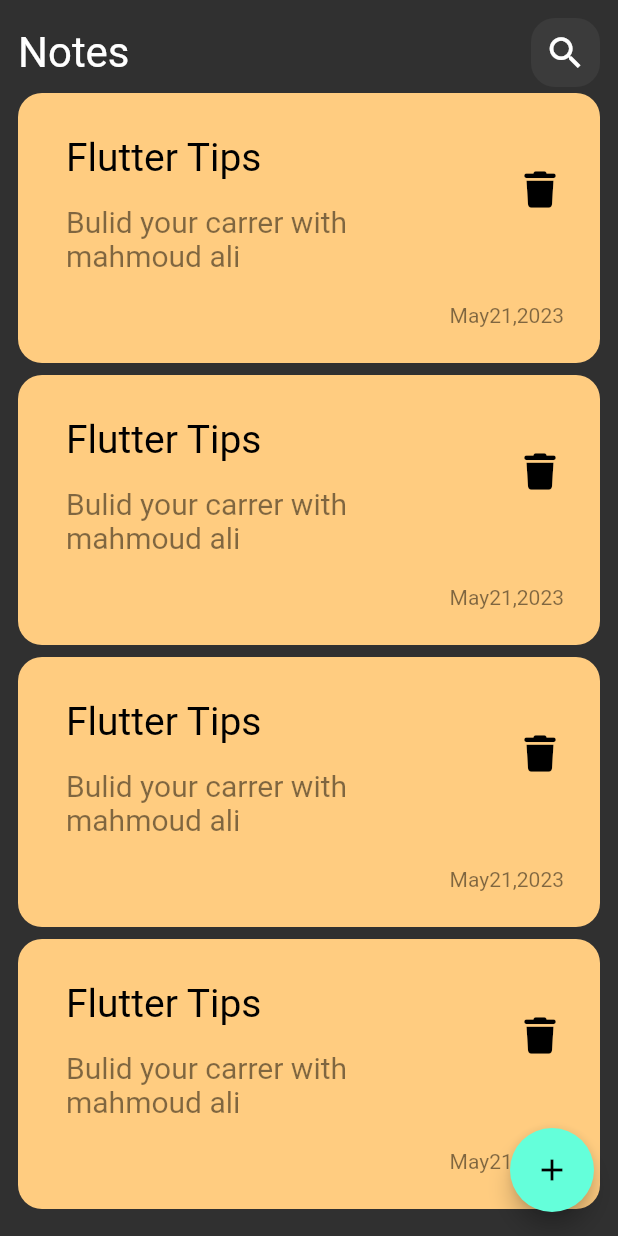
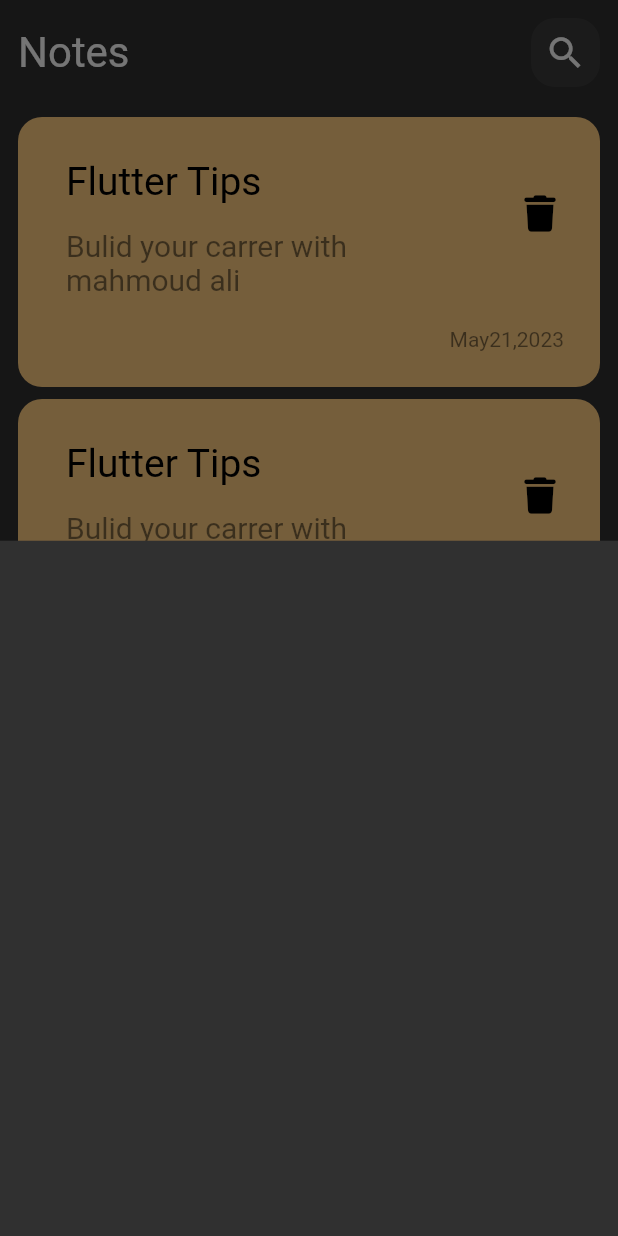
Before and after one commit to Mahmoudali55/notesApp, a Flutter app: the screen it shows after launch, after a tap on the "add" icon, on a phone screen of 412 x 824 dp. Run offline on Flutter 3.47's test engine with Material 2 defaults, Android fonts, the phone set to English and light mode, and no system bars; our stand-ins replace font_awesome_flutter; Roboto replaces fonts that are missing (Poppins).

Commit message:
showModelBottenSheet

```diff
--- a/lib/views/notes_view.dart
+++ b/lib/views/notes_view.dart
@@ -1,6 +1,7 @@
 // ignore_for_file: prefer_const_constructors
 
 import 'package:flutter/material.dart';
+import 'package:notes_app/views/widgets/addmodelBottenSheet.dart';
 import 'package:notes_app/views/widgets/notes_view_app.dart';
 
 class NotesAppView extends StatelessWidget {
@@ -10,7 +11,13 @@ class NotesAppView extends StatelessWidget {
   Widget build(BuildContext context) {
     return Scaffold(
       floatingActionButton: FloatingActionButton(
-        onPressed: () {},
+        onPressed: () {
+          showModalBottomSheet(
+              context: context,
+              builder: (context) {
+                return AddNoteBottomSheet();
+              });
+        },
         child: Icon(Icons.add),
       ),
       body: NotesViewBody(),
--- /dev/null
+++ b/lib/views/widgets/addmodelBottenSheet.dart
@@ -0,0 +1,10 @@
+import 'package:flutter/material.dart';
+
+class AddNoteBottomSheet extends StatelessWidget {
+  const AddNoteBottomSheet({super.key});
+
+  @override
+  Widget build(BuildContext context) {
+    return Container();
+  }
+}
--- a/lib/views/widgets/notes_list_view.dart
+++ b/lib/views/widgets/notes_list_view.dart
@@ -6,11 +6,16 @@ class NotesListView extends StatelessWidget {
 
   @override
   Widget build(BuildContext context) {
-    return ListView.builder(itemBuilder: (context, index) {
-      return const Padding(
-        padding: const EdgeInsets.symmetric(vertical: 4),
-        child: const NoteItem(),
-      );
-    });
+    return Padding(
+      padding: const EdgeInsets.symmetric(vertical: 16),
+      child: ListView.builder(
+          padding: EdgeInsets.zero,
+          itemBuilder: (context, index) {
+            return const Padding(
+              padding: const EdgeInsets.symmetric(vertical: 4),
+              child: const NoteItem(),
+            );
+          }),
+    );
   }
 }
```
